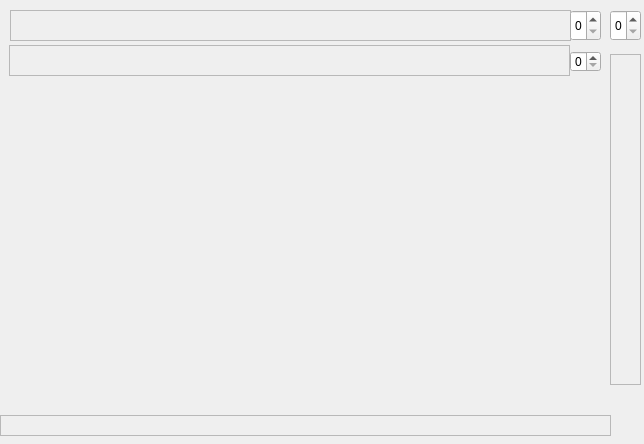
zyq1569/HealthApp, file Tools/INimage3D/vtkcolorgradient.ui: the form before one commit.
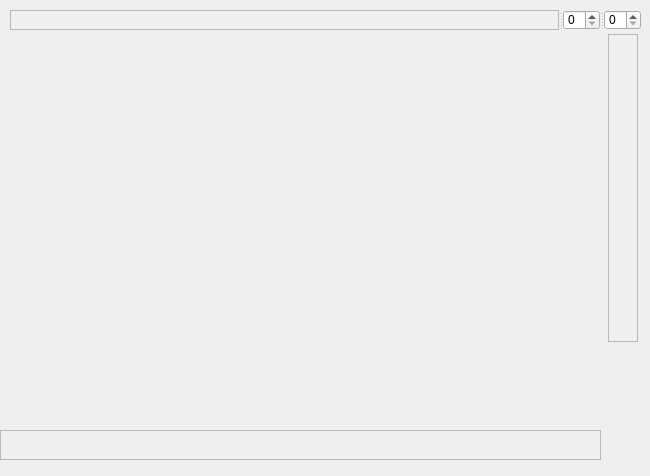
The form after the commit.

```diff
--- a/Tools/INimage3D/vtkcolorgradient.ui
+++ b/Tools/INimage3D/vtkcolorgradient.ui
@@ -9,8 +9,8 @@
    <rect>
     <x>0</x>
     <y>0</y>
-    <width>644</width>
-    <height>444</height>
+    <width>650</width>
+    <height>476</height>
    </rect>
   </property>
   <property name="windowTitle">
@@ -19,12 +19,24 @@
   <widget class="QScrollArea" name="scrollArea">
    <property name="geometry">
     <rect>
-     <x>610</x>
-     <y>54</y>
-     <width>31</width>
-     <height>331</height>
+     <x>608</x>
+     <y>34</y>
+     <width>30</width>
+     <height>308</height>
     </rect>
    </property>
+   <property name="minimumSize">
+    <size>
+     <width>30</width>
+     <height>308</height>
+    </size>
+   </property>
+   <property name="maximumSize">
+    <size>
+     <width>30</width>
+     <height>308</height>
+    </size>
+   </property>
    <property name="widgetResizable">
     <bool>true</bool>
    </property>
@@ -33,8 +45,8 @@
      <rect>
       <x>0</x>
       <y>0</y>
-      <width>29</width>
-      <height>329</height>
+      <width>28</width>
+      <height>306</height>
      </rect>
     </property>
    </widget>
@@ -43,11 +55,23 @@
    <property name="geometry">
     <rect>
      <x>0</x>
-     <y>415</y>
-     <width>611</width>
-     <height>21</height>
+     <y>430</y>
+     <width>601</width>
+     <height>30</height>
     </rect>
    </property>
+   <property name="minimumSize">
+    <size>
+     <width>601</width>
+     <height>30</height>
+    </size>
+   </property>
+   <property name="maximumSize">
+    <size>
+     <width>601</width>
+     <height>30</height>
+    </size>
+   </property>
    <property name="widgetResizable">
     <bool>true</bool>
    </property>
@@ -56,8 +80,8 @@
      <rect>
       <x>0</x>
       <y>0</y>
-      <width>609</width>
-      <height>19</height>
+      <width>599</width>
+      <height>28</height>
      </rect>
     </property>
    </widget>
@@ -65,97 +89,90 @@
   <widget class="QWidget" name="m_gwidget" native="true">
    <property name="geometry">
     <rect>
-     <x>10</x>
-     <y>85</y>
-     <width>591</width>
-     <height>291</height>
+     <x>0</x>
+     <y>35</y>
+     <width>601</width>
+     <height>308</height>
     </rect>
    </property>
   </widget>
   <widget class="QWidget" name="widget_2" native="true">
    <property name="geometry">
     <rect>
-     <x>10</x>
-     <y>379</y>
-     <width>591</width>
-     <height>31</height>
+     <x>0</x>
+     <y>343</y>
+     <width>601</width>
+     <height>55</height>
     </rect>
    </property>
   </widget>
-  <widget class="QScrollArea" name="scrollArea_3">
+  <widget class="QSplitter" name="splitter">
    <property name="geometry">
     <rect>
-     <x>9</x>
-     <y>45</y>
-     <width>561</width>
-     <height>31</height>
-    </rect>
-   </property>
-   <property name="widgetResizable">
-    <bool>true</bool>
-   </property>
-   <widget class="QWidget" name="scrollAreaWidgetContents_3">
-    <property name="geometry">
-     <rect>
-      <x>0</x>
-      <y>0</y>
-      <width>559</width>
-      <height>29</height>
-     </rect>
-    </property>
-   </widget>
-  </widget>
-  <widget class="QScrollArea" name="scrollArea_4">
-   <property name="geometry">
-    <rect>
      <x>10</x>
      <y>10</y>
-     <width>561</width>
-     <height>31</height>
+     <width>631</width>
+     <height>20</height>
     </rect>
    </property>
-   <property name="widgetResizable">
-    <bool>true</bool>
+   <property name="orientation">
+    <enum>Qt::Horizontal</enum>
    </property>
-   <widget class="QWidget" name="scrollAreaWidgetContents_4">
-    <property name="geometry">
-     <rect>
-      <x>0</x>
-      <y>0</y>
-      <width>559</width>
-      <height>29</height>
-     </rect>
+   <widget class="QScrollArea" name="scrollArea_4">
+    <property name="widgetResizable">
+     <bool>true</bool>
     </property>
+    <widget class="QWidget" name="scrollAreaWidgetContents_4">
+     <property name="geometry">
+      <rect>
+       <x>0</x>
+       <y>0</y>
+       <width>545</width>
+       <height>18</height>
+      </rect>
+     </property>
+    </widget>
    </widget>
+   <widget class="QSpinBox" name="spinBox">
+    <property name="minimumSize">
+     <size>
+      <width>37</width>
+      <height>20</height>
+     </size>
+    </property>
+    <property name="maximumSize">
+     <size>
+      <width>37</width>
+      <height>20</height>
+     </size>
+    </property>
+   </widget>
+   <widget class="QSpinBox" name="spinBox_3">
+    <property name="minimumSize">
+     <size>
+      <width>37</width>
+      <height>20</height>
+     </size>
+    </property>
+    <property name="maximumSize">
+     <size>
+      <width>37</width>
+      <height>20</height>
+     </size>
+    </property>
+   </widget>
   </widget>
-  <widget class="QSpinBox" name="spinBox">
+  <widget class="QSplitter" name="splitter_2">
    <property name="geometry">
     <rect>
-     <x>570</x>
-     <y>10</y>
-     <width>31</width>
-     <height>31</height>
+     <x>10</x>
+     <y>34</y>
+     <width>37</width>
+     <height>20</height>
     </rect>
    </property>
-  </widget>
-  <widget class="QSpinBox" name="spinBox_2">
-   <property name="geometry">
-    <rect>
-     <x>570</x>
-     <y>51</y>
-     <width>31</width>
-     <height>21</height>
-    </rect>
-   </property>
-  </widget>
-  <widget class="QSpinBox" name="spinBox_3">
-   <property name="geometry">
-    <rect>
-     <x>610</x>
-     <y>10</y>
-     <width>31</width>
-     <height>31</height>
-    </rect>
+   <property name="orientation">
+    <enum>Qt::Horizontal</enum>
    </property>
   </widget>
  </widget>
```
Left out of the diff: 2 changed lines with no effect on the pictures.
